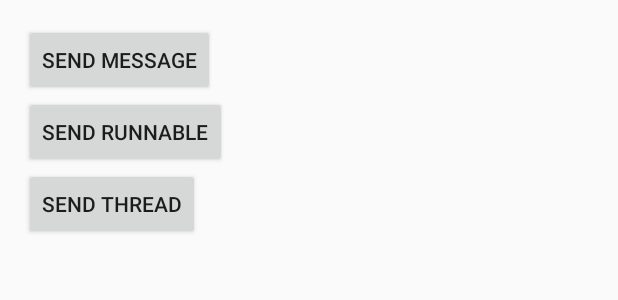
After one commit to firstbytegithub/MyULib, an Android app: the layout activity_demo_multi_task.xml on its own in the app's theme, with its tools: preview values and no code run, on a phone screen of 412 x 824 dp. The commit adds this screen. Shown: the top 300 px of the screen. Run offline under Robolectric (Android 15) with nearby library versions, the phone set to English and light mode, and no system bars.

Commit message:
add demo for handler & thread

```diff
--- a/app/build.gradle
+++ b/app/build.gradle
@@ -25,5 +25,5 @@ dependencies {
     compile 'com.android.support:appcompat-v7:23.1.1'
     compile files('libs/VoiceRecognition-2.0.1.jar')
     compile files('libs/msc.jar')
-    compile files('libs/poi-3.13-20150929.jar')
+    compile files('libs/poi-3.13-20160112.jar')
 }
--- a/app/src/main/AndroidManifest.xml
+++ b/app/src/main/AndroidManifest.xml
@@ -236,6 +236,8 @@
         <activity android:name=".software.IFlyTekSpeechRecognition" />
         <activity android:name=".software.DemoExcel" >
         </activity>
+        <activity android:name=".app.DemoMultiTask" >
+        </activity>
     </application>
 
 </manifest>
--- a/app/src/main/java/com/example/xuweiwei/myulib/app/AppActivity.java
+++ b/app/src/main/java/com/example/xuweiwei/myulib/app/AppActivity.java
@@ -25,8 +25,9 @@ public class AppActivity extends AppCompatActivity
             "Window", // demo show/hide statusbar/navi/fullscreen
             "Theme",
             "Theme2",
-            "System" // get camera shot/open file manager/device manager/dial/sens sms,
+            // get camera shot/open file manager/device manager/dial/sens sms,
             // mms,email/open web page/play audio,video/open galaeryy/open contact ......
+            "Multitask"
     };
 
     @Override
@@ -69,6 +70,9 @@ public class AppActivity extends AppCompatActivity
             case 6:
                 intent = new Intent(this, AppTheme2Activity.class);
                 break;
+            case 7:
+                intent = new Intent(this, DemoMultiTask.class);
+                break;
         }
 
         if (intent != null) {
--- a/app/src/main/java/com/example/xuweiwei/myulib/software/DemoExcel.java
+++ b/app/src/main/java/com/example/xuweiwei/myulib/software/DemoExcel.java
@@ -54,6 +54,8 @@ public class DemoExcel extends AppCompatActivity {
                         } else if (cell.getCellType() == Cell.CELL_TYPE_NUMERIC) {
                             s = String.valueOf(cell.getNumericCellValue());
                         } else if (cell.getCellType() == Cell.CELL_TYPE_FORMULA) {
+                            String form = cell.getCellFormula();
+                            Log.d(TAG, "form=" + form);
                             CellValue cellValue = evaluator.evaluate(cell);
                             switch (cellValue.getCellType()) {
                                 case Cell.CELL_TYPE_BOOLEAN:
--- /dev/null
+++ b/app/src/main/res/layout/activity_demo_multi_task.xml
@@ -0,0 +1,28 @@
+<?xml version="1.0" encoding="utf-8"?>
+<LinearLayout xmlns:android="http://schemas.android.com/apk/res/android"
+    xmlns:tools="http://schemas.android.com/tools" android:layout_width="match_parent"
+    android:layout_height="match_parent" android:paddingLeft="@dimen/activity_horizontal_margin"
+    android:paddingRight="@dimen/activity_horizontal_margin"
+    android:paddingTop="@dimen/activity_vertical_margin"
+    android:paddingBottom="@dimen/activity_vertical_margin"
+    android:orientation="vertical"
+    tools:context="com.example.xuweiwei.myulib.app.DemoMultiTask">
+
+    <Button
+        android:layout_width="wrap_content"
+        android:layout_height="wrap_content"
+        android:text="send message"
+        android:id="@+id/button90" />
+
+    <Button
+        android:layout_width="wrap_content"
+        android:layout_height="wrap_content"
+        android:text="send runnable"
+        android:id="@+id/button91" />
+
+    <Button
+        android:layout_width="wrap_content"
+        android:layout_height="wrap_content"
+        android:text="send thread"
+        android:id="@+id/button92" />
+</LinearLayout>
```
Also changed, not shown: app/src/main/java/com/example/xuweiwei/myulib/app/DemoMultiTask.java (added, +174 -0 lines), 2 other files.
